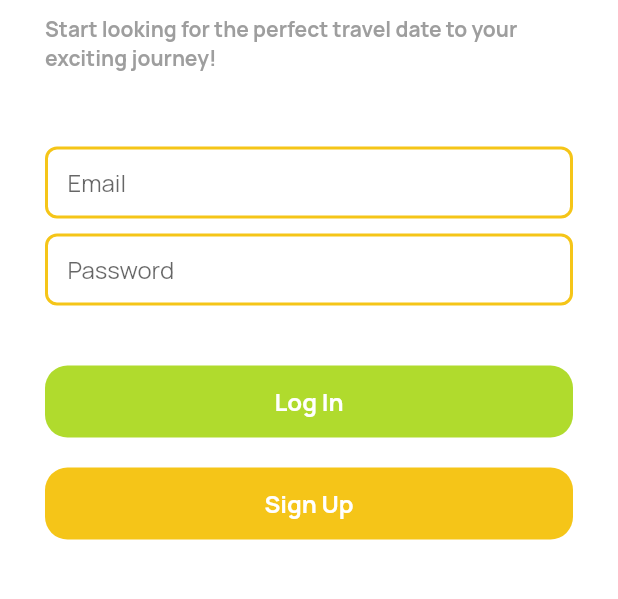
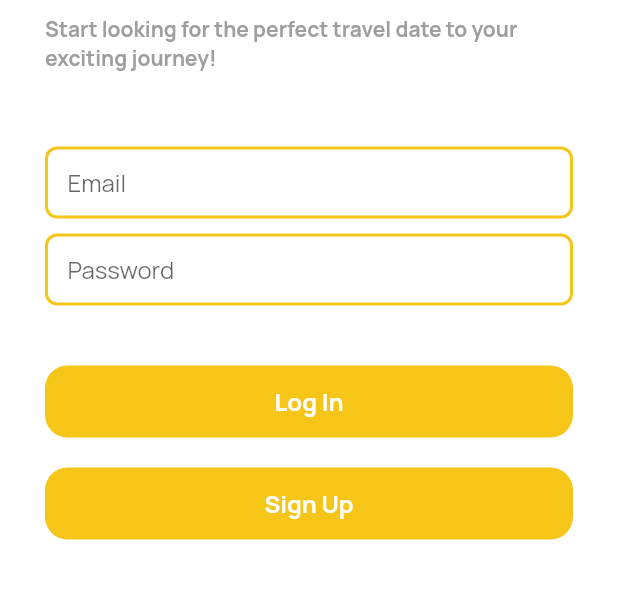
Before and after one commit to asheyacasey/travel-mate, a Flutter app: the screen it shows after launch, on a phone screen of 412 x 824 dp, the part 236-835 px from its top. Run offline on Flutter 3.47's test engine with Material 2 defaults, Android fonts, the phone set to English and light mode, and no system bars; our stand-ins replace bloc, cloud_firestore, equatable, firebase_auth, firebase_core, firebase_storage and 8 more; accounts and stored records are empty.

Commit message:
UI login button updated

```diff
--- a/lib/screens/login/login_screen.dart
+++ b/lib/screens/login/login_screen.dart
@@ -76,7 +76,7 @@ class LoginScreen extends StatelessWidget {
                     SizedBox(
                       height: 30,
                     ),
-                    CustomElevatedButton(
+                    CustomElevatedButton2(
                       text: 'Log In',
                       beginColor: Colors.white,
                       endColor: Colors.white,
```
